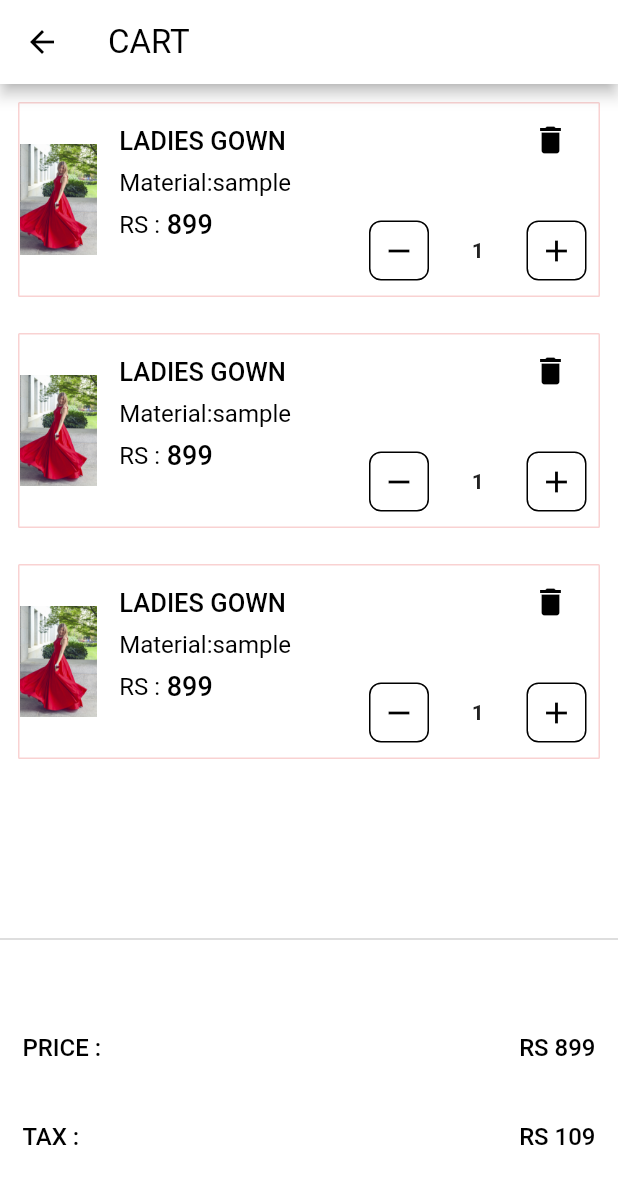
After one commit to sahal01/Zazu, a Flutter app: the Cart screen opened directly, on a phone screen of 412 x 824 dp. The commit adds this screen. Shown: the top 1184 px of the screen. Run offline on Flutter 3.47's test engine with Material 2 defaults, Android fonts, the phone set to English and light mode, and no system bars; missing offline and left inert: flutter_image_slider.

Commit message:
add to cart commit

```diff
--- /dev/null
+++ b/lib/Cart/Cart.dart
@@ -0,0 +1,281 @@
+import 'package:flutter/material.dart';
+import 'package:provider/provider.dart';
+
+import '../CommonWidgets/Button.dart';
+import '../Providers/Cartprovider/Cartprovider.dart';
+import '../styles/Styles.dart';
+class Cart extends StatelessWidget {
+   Cart({Key? key}) : super(key: key);
+
+  @override
+  Widget build(BuildContext context) {
+    double w = MediaQuery.of(context).size.width;
+    return Scaffold(
+        backgroundColor: white,
+        appBar: AppBar(
+          centerTitle: false,
+          automaticallyImplyLeading: true,
+          backgroundColor: white,
+          leading: const BackButton(
+            color: Colors.black,
+          ),
+          title: Text(
+            'CART',
+            style: Styles()
+                .normalS(fontW: FontWeight.normal, fontS: 22, color: black),
+          ),
+        ),
+        body:Consumer<CartProvider>(
+        builder: (context, provider, child) {
+          return SingleChildScrollView(
+            child: Column(
+              children: [
+                ListView.builder(
+                  itemCount: 3,
+                  physics: const NeverScrollableScrollPhysics(),
+                  shrinkWrap: true,
+                  itemBuilder: (context, position) {
+                    return Padding(
+                      padding: const EdgeInsets.all(12.0),
+                      child: SizedBox(width: w-24,
+                        child: Container(
+                            width: w,
+                            height: 130,
+                            decoration: BoxDecoration(
+                              border:
+                              Border.all(color: primary1),
+                              borderRadius:
+                              BorderRadius.circular(1),
+                            ),
+                            child: Padding(
+                              padding: const EdgeInsets.only(right: 8.0),
+                              child: Row(
+                                children: [
+                                  SizedBox(width: w/8,
+                                      child: Image.asset('assets/images/img_2.png', fit: BoxFit.cover)),
+
+                                  SizedBox(width: w-w/8-34,
+                                    child: Row(mainAxisAlignment: MainAxisAlignment.spaceBetween,
+                                      children: [
+                                        Padding(
+                                          padding: const EdgeInsets.all(15.0),
+                                          child: Column(crossAxisAlignment: CrossAxisAlignment.start,
+                                            children: [
+                                              Text(
+                                                'LADIES GOWN',
+                                                style: Styles().normalS(
+                                                    fontW: FontWeight.w500, fontS: 17, color: black),
+                                              ),
+                                              const SizedBox(height: 8,),
+                                              Text(
+                                                'Material:sample',
+                                                style: Styles().normalS(
+                                                    fontW: FontWeight.normal, fontS: 16, color: black),
+                                              ),
+                                              const SizedBox(height: 8,),
+                                              Row(
+                                                mainAxisAlignment: MainAxisAlignment.start,
+                                                children: [
+                                                  Text(
+                                                    'RS :',
+                                                    style: Styles().normalS(
+                                                        fontW: FontWeight.normal,
+                                                        fontS: 16,
+                                                        color: black),
+                                                  ),
+                                                  Text(
+                                                    ' 899',
+                                                    style: Styles().normalS(
+                                                        fontW: FontWeight.w500,
+                                                        fontS: 18,
+                                                        color: black),
+                                                  ),
+                                                ],
+                                              ),
+
+                                            ],
+                                          ),
+                                        ),
+
+                                        Column(crossAxisAlignment: CrossAxisAlignment.end,
+                                          children: [
+                                            Row(mainAxisAlignment: MainAxisAlignment.end,
+                                              children: [
+                                                IconButton(
+                                                  icon: Icon(
+                                                    Icons.delete,
+                                                    color: black,
+                                                  ),
+                                                  onPressed: () {
+
+                                                  },
+                                                ),
+                                              ],
+                                            ),
+                                            const SizedBox(height: 25,),
+
+
+
+                                            Row(mainAxisAlignment: MainAxisAlignment.end,
+                                              children: [
+                                                SizedBox(
+                                                  width: 150,
+                                                  child: Padding(
+                                                    padding: const EdgeInsets.only(left: 5.0),
+                                                    child: Row(
+                                                      mainAxisAlignment:
+                                                      MainAxisAlignment.spaceBetween,
+                                                      children: [
+                                                        Padding(
+                                                          padding: const EdgeInsets.symmetric(
+                                                              vertical: 5.0),
+                                                          child: Container(
+                                                              width: 40,
+                                                              height: 40,
+                                                              decoration: BoxDecoration(
+                                                                border:
+                                                                Border.all(color: Colors.black),
+                                                                borderRadius:
+                                                                BorderRadius.circular(8),
+                                                              ),
+                                                              child: IconButton(
+                                                                  padding: EdgeInsets.zero,
+                                                                  color: Colors.black,
+                                                                  onPressed: () {
+                                                                    provider.decrementquantity();
+                                                                  },
+                                                                  icon: const Icon(Icons.remove))),
+                                                        ),
+                                                        Text(
+                                                          "${provider.quantity}",
+                                                          style: const TextStyle(
+                                                              fontWeight: FontWeight.bold),
+                                                        ),
+                                                        Padding(
+                                                          padding: const EdgeInsets.symmetric(
+                                                              vertical: 5.0),
+                                                          child: Container(
+                                                              width: 40,
+                                                              height: 40,
+                                                              decoration: BoxDecoration(
+                                                                border:
+                                                                Border.all(color: Colors.black),
+                                                                borderRadius:
+                                                                BorderRadius.circular(8),
+                                                              ),
+                                                              child: IconButton(
+                                                                  padding: EdgeInsets.zero,
+                                                                  color: Colors.black,
+                                                                  onPressed: () {
+                                                                    provider.incrementquantity();
+                                                                  },
+                                                                  icon: const Icon(Icons.add))),
+                                                        ),
+                                                      ],
+                                                    ),
+                                                  ),
+                                                ),
+                                              ],
+                                            ),
+                                          ],
+                                        ),
+
+                                      ],
+                                    ),
+                                  ),
+
+                                ],
+                              ),
+                            )),
+                      ),
+                    );
+                  },
+                ),
+                const SizedBox(height: 100,),
+                Divider(color: grey,),
+                const SizedBox(height: 40,),
+                Padding(
+                  padding: const EdgeInsets.all(15.0),
+                  child: Row(mainAxisAlignment: MainAxisAlignment.spaceBetween,
+                    children: [
+                      Text(
+                        'PRICE :',
+                        style: Styles().normalS(
+                            fontW: FontWeight.w500,
+                            fontS: 16,
+                            color: black),
+                      ),
+                      Text(
+                        'RS 899',
+                        style: Styles().normalS(
+                            fontW: FontWeight.w500,
+                            fontS: 16,
+                            color: black),
+                      )
+                    ],
+                  ),
+                ),
+
+const SizedBox(height: 10,),
+                Padding(
+                  padding: const EdgeInsets.all(15.0),
+                  child: Row(mainAxisAlignment: MainAxisAlignment.spaceBetween,
+                    children: [
+                      Text(
+                        'TAX :',
+                        style: Styles().normalS(
+                            fontW: FontWeight.w500,
+                            fontS: 16,
+                            color: black),
+                      ),
+                      Text(
+                        'RS 109',
+                        style: Styles().normalS(
+                            fontW: FontWeight.w500,
+                            fontS: 16,
+                            color: black),
+                      )
+                    ],
+                  ),
+                ),
+
+
+                const SizedBox(height: 30,),
+                Padding(
+                  padding: const EdgeInsets.all(15.0),
+                  child: Row(mainAxisAlignment: MainAxisAlignment.spaceBetween,
+                    children: [
+                      Text(
+                        'TOTAL :',
+                        style: Styles().normalS(
+                            fontW: FontWeight.w500,
+                            fontS: 19,
+                            color: black),
+                      ),
+                      Text(
+                        'RS 1008',
+                        style: Styles().normalS(
+                            fontW: FontWeight.w500,
+                            fontS: 19,
+                            color: black),
+                      )
+                    ],
+                  ),
+                ),
+
+const SizedBox(height: 30,),
+                SizedBox(width:w-24,
+                  child:
+                  Button().button(action: (){}, txt: "PLACE ORDER"),
+                )
+
+
+              ],
+            ),
+          );
+          }
+          )
+    );
+        }
+
+  }
--- /dev/null
+++ b/lib/CommonWidgets/Button.dart
@@ -0,0 +1,19 @@
+import 'package:flutter/material.dart';
+
+import '../styles/Styles.dart';
+
+class Button {
+  button({required Function action, required String txt}) {
+    return FlatButton(
+        color: primary1,
+        shape: RoundedRectangleBorder(borderRadius: BorderRadius.circular(5.0)),
+        child: Text(
+          txt,
+          style: Styles()
+              .normalS(fontW: FontWeight.normal, fontS: 15, color: black),
+        ),
+        onPressed: () {
+          action();
+        });
+  }
+}
--- a/lib/ProductViewImage/ProductViewImage.dart
+++ b/lib/ProductViewImage/ProductViewImage.dart
@@ -3,7 +3,7 @@ import 'package:flutter/material.dart';
 import '../styles/Styles.dart';
 
 class ProductViewimage extends StatelessWidget {
-  const ProductViewimage({Key? key}) : super(key: key);
+   ProductViewimage({Key? key}) : super(key: key);
 
   @override
   Widget build(BuildContext context) {
--- /dev/null
+++ b/lib/Providers/ProviderChangePassword/ProviderChangePassword.dart
@@ -0,0 +1,11 @@
+import 'package:flutter/material.dart';
+
+class ProviderChangePassword extends ChangeNotifier {
+  bool isObscure = true;
+  showpass(){
+    isObscure = !isObscure;
+    notifyListeners();
+  }
+
+
+}
--- a/lib/main.dart
+++ b/lib/main.dart
@@ -1,8 +1,10 @@
 import 'package:flutter/material.dart';
 import 'package:provider/provider.dart';
 
+import 'Providers/Cartprovider/Cartprovider.dart';
 import 'Providers/Homeprovider/HomeProvider.dart';
 import 'Providers/Productdetailpageprovider/ProductDetailPageProvider.dart';
+import 'Providers/ProviderChangePassword/ProviderChangePassword.dart';
 import 'Providers/loginprovider/LoginProvider.dart';
 import 'SplashScreen/splashscreen.dart';
 
@@ -19,6 +21,8 @@ class MyApp extends StatelessWidget {
         ChangeNotifierProvider.value(value: LoginProvider()),
         ChangeNotifierProvider.value(value: HomeProvider()),
         ChangeNotifierProvider.value(value: ProductDetailPageProvider()),
+        ChangeNotifierProvider.value(value: CartProvider()),
+        ChangeNotifierProvider.value(value: ProviderChangePassword()),
       ],
       child: MaterialApp(
           title: 'ZUZU',
```
Also changed, not shown: lib/Changepassword/ChangePassword.dart (added, +100 -0 lines), lib/Changepassword/widgets/ChangepassTextformfield.dart (added, +47 -0 lines), lib/HomePage/homepage.dart (+14 -12 lines), lib/Login/login.dart (+13 -10 lines), lib/ProductDetailPage/productdetail.dart (+66 -59 lines), lib/Providers/Cartprovider/Cartprovider.dart (added, +16 -0 lines).
